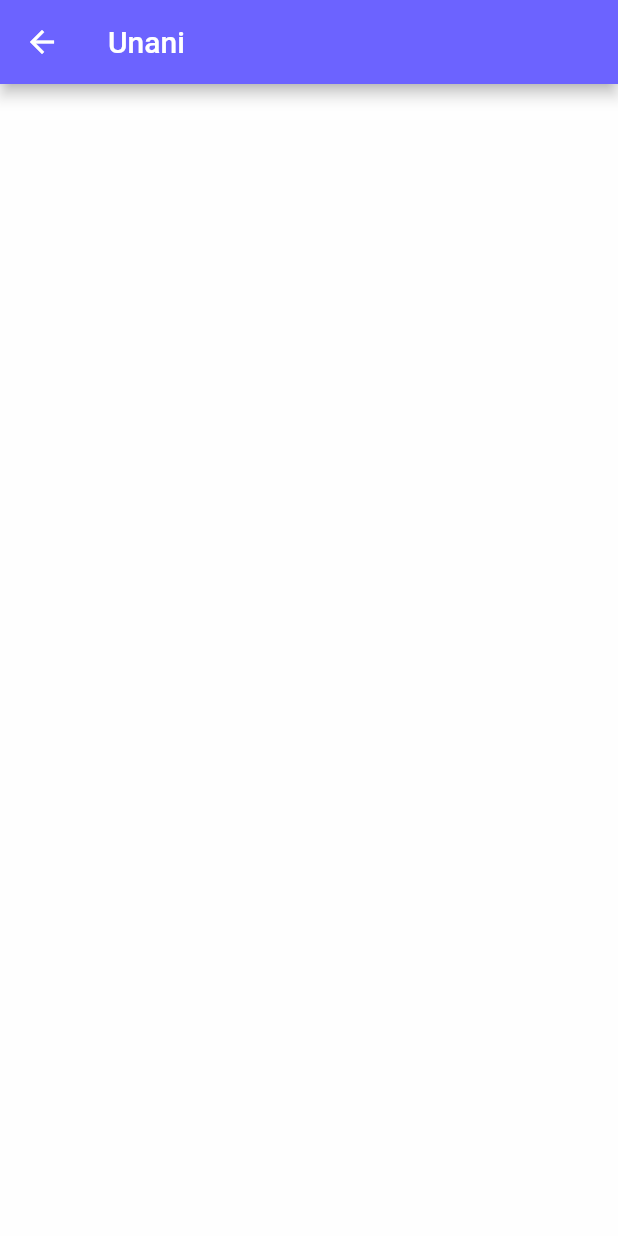
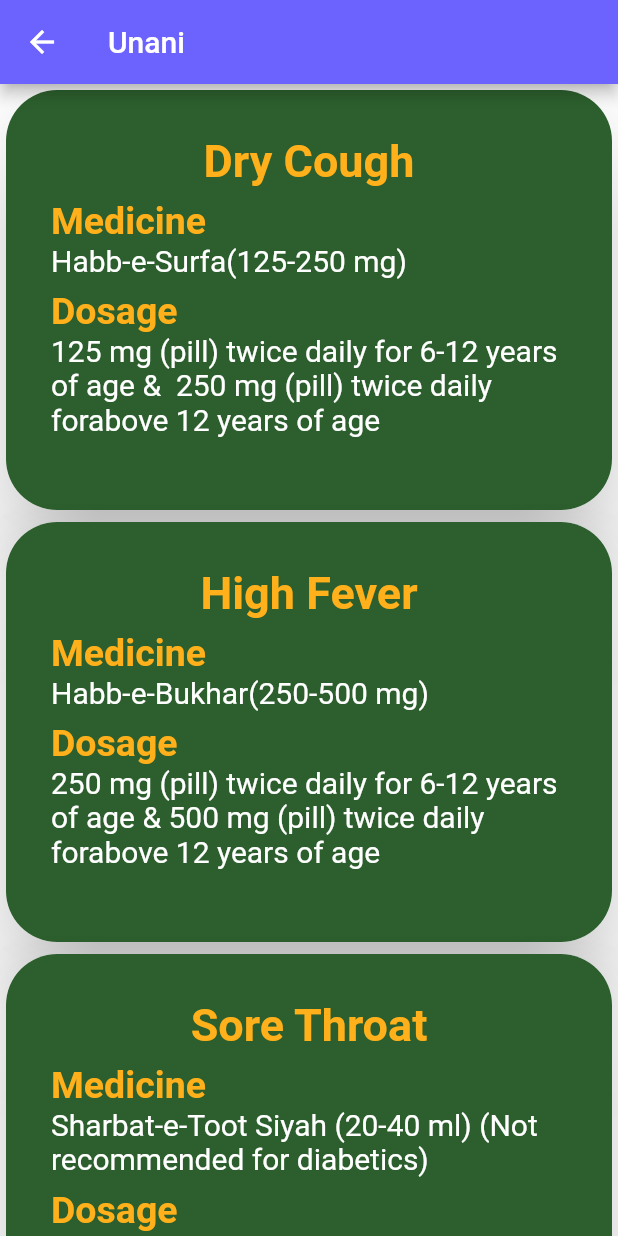
Before and after one commit to iamJana/Covidcare, a Flutter app: the Unani screen opened directly, on a phone screen of 412 x 824 dp. Run offline on Flutter 3.47's test engine with Material 2 defaults, Android fonts, the phone set to English and light mode, and no system bars.

Commit message:
Unani Finished

```diff
--- a/lib/unani.dart
+++ b/lib/unani.dart
@@ -5,6 +5,8 @@ class Unani extends StatefulWidget {
   @override
   _AllopaythState createState() => _AllopaythState();
 }
+
+const tc = Color(0xffffb01a);
 
 class _AllopaythState extends State<Unani> {
   @override
@@ -14,6 +16,32 @@ class _AllopaythState extends State<Unani> {
         title: Text('Unani'),
         backgroundColor: Color(0xff6c63ff),
       ),
+      body: SingleChildScrollView(
+        child: (Column(
+          children: [
+            buildColoredCard(
+                'Dry Cough',
+                'Habb-e-Surfa(125-250 mg)',
+                '125 mg (pill) twice daily for 6-12 years of age &  250 mg (pill) twice daily forabove 12 years of age',
+                tc),
+            buildColoredCard(
+                'High Fever',
+                'Habb-e-Bukhar(250-500 mg)',
+                '250 mg (pill) twice daily for 6-12 years of age & 500 mg (pill) twice daily forabove 12 years of age',
+                tc),
+            buildColoredCard(
+                'Sore Throat',
+                'Sharbat-e-Toot Siyah (20-40 ml) (Not recommended for diabetics)',
+                '20 ml twice daily for above 12years of age',
+                tc),
+            buildColoredCard(
+                'Difficulty In Breathing',
+                'Laooq-e-Katan (10-20 gm) (Not recommended fordiabetics)',
+                '20 ml twice daily for above 12 years of age',
+                tc)
+          ],
+        )),
+      ),
     );
   }
 }
```
